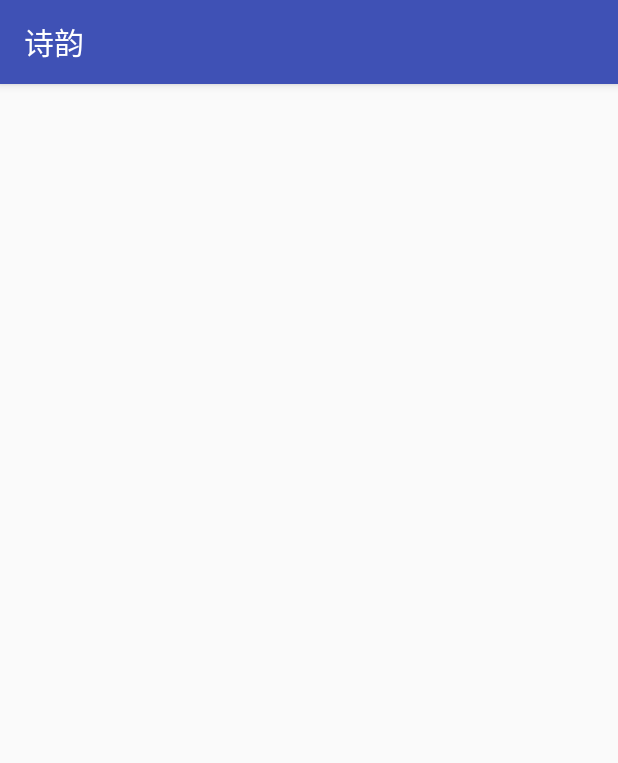
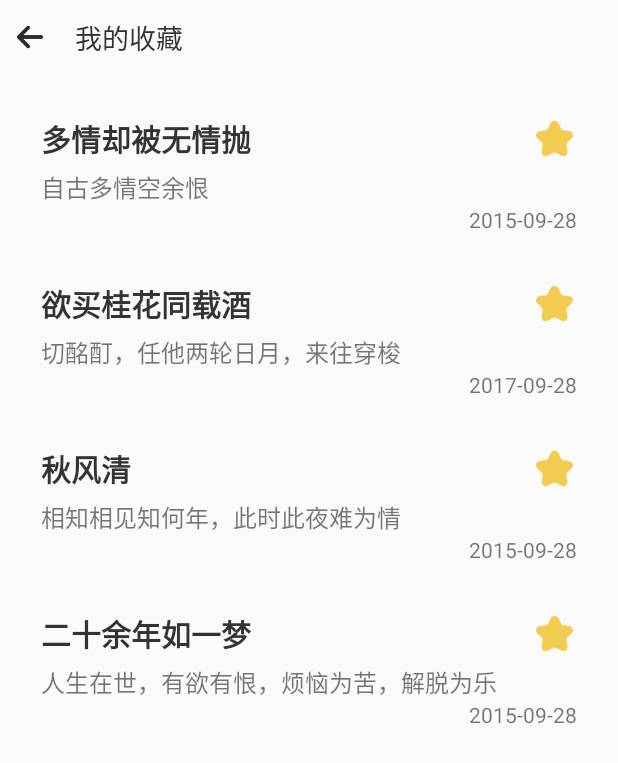
Before and after one commit to zhangyiweizyw/PoetryRhyme, an Android app: the CollectActivity screen opened directly, with no data from a screen before it, on a phone screen of 412 x 824 dp. Shown: the top 763 px of the screen. Run offline under Robolectric (Android 15) with nearby library versions, the light colour scheme and no system bars; Roboto replaces fonts that are not available here.

Commit message:
完成了首页的大多数页面（还差一个打卡分享）

```diff
--- a/PoetryDemo/app/src/main/java/com/example/a15632/poetrydemo/DakaShareActivity.java
+++ b/PoetryDemo/app/src/main/java/com/example/a15632/poetrydemo/DakaShareActivity.java
@@ -8,6 +8,7 @@ public class DakaShareActivity extends AppCompatActivity {
     @Override
     protected void onCreate(Bundle savedInstanceState) {
         super.onCreate(savedInstanceState);
+        getSupportActionBar().hide();//去掉顶部标题栏
         setContentView(R.layout.activity_daka_share);
     }
 }
--- a/PoetryDemo/app/src/main/java/com/example/a15632/poetrydemo/drawer/AboutActivity.java
+++ b/PoetryDemo/app/src/main/java/com/example/a15632/poetrydemo/drawer/AboutActivity.java
@@ -10,6 +10,7 @@ public class AboutActivity extends AppCompatActivity {
     @Override
     protected void onCreate(Bundle savedInstanceState) {
         super.onCreate(savedInstanceState);
+        getSupportActionBar().hide();//去掉顶部标题栏
         setContentView(R.layout.activity_about);
     }
 }
--- a/PoetryDemo/app/src/main/java/com/example/a15632/poetrydemo/drawer/CollectActivity.java
+++ b/PoetryDemo/app/src/main/java/com/example/a15632/poetrydemo/drawer/CollectActivity.java
@@ -2,14 +2,58 @@ package com.example.a15632.poetrydemo.drawer;
 
 import android.support.v7.app.AppCompatActivity;
 import android.os.Bundle;
+import android.view.View;
+import android.widget.GridView;
+import android.widget.ImageView;
 
+import com.example.a15632.poetrydemo.Entity.Works;
+import com.example.a15632.poetrydemo.MyAdapter;
 import com.example.a15632.poetrydemo.R;
 
+import java.util.ArrayList;
+
 public class CollectActivity extends AppCompatActivity {
+    private ImageView imageView;
+    private GridView gridView;
+    private ArrayList<Works> collets=new ArrayList<>();
+    private MyAdapter<Works> myAdapter;
 
     @Override
     protected void onCreate(Bundle savedInstanceState) {
         super.onCreate(savedInstanceState);
+        getSupportActionBar().hide();//去掉顶部标题栏
         setContentView(R.layout.activity_collect);
+        initData();
+        findView();
+        action();
+    }
+    private void initData(){
+        collets.add(new Works(1,"多情却被无情抛","自古多情空余恨","2015-09-28"));
+        collets.add(new Works(2,"欲买桂花同载酒","切酩酊，任他两轮日月，来往穿梭","2017-09-28"));
+        collets.add(new Works(3,"秋风清","相知相见知何年，此时此夜难为情","2015-09-28"));
+        collets.add(new Works(4,"二十余年如一梦","人生在世，有欲有恨，烦恼为苦，解脱为乐","2015-09-28"));
+    }
+
+    private void findView() {
+        imageView=findViewById(R.id.img_collet_back);
+        gridView=findViewById(R.id.gv_collet);
+    }
+    private void action(){
+         imageView.setOnClickListener(new View.OnClickListener() {
+             @Override
+             public void onClick(View v) {
+                 finish();
+             }
+         });
+        //gridview
+        myAdapter=new MyAdapter<Works>(collets,R.layout.item_show_collet) {
+            @Override
+            public void bindView(ViewHolder holder, Works obj) {
+                holder.setText(R.id.item_collet_title,obj.getTitle());
+                holder.setText(R.id.item_collet_content,obj.getContent());
+                holder.setText(R.id.item_collet_date,obj.getDate());
+            }
+        };
+        gridView.setAdapter(myAdapter);
     }
 }
--- a/PoetryDemo/app/src/main/java/com/example/a15632/poetrydemo/drawer/SettingActivity.java
+++ b/PoetryDemo/app/src/main/java/com/example/a15632/poetrydemo/drawer/SettingActivity.java
@@ -10,6 +10,7 @@ public class SettingActivity extends AppCompatActivity {
     @Override
     protected void onCreate(Bundle savedInstanceState) {
         super.onCreate(savedInstanceState);
+        getSupportActionBar().hide();//去掉顶部标题栏
         setContentView(R.layout.activity_setting);
     }
 }
--- a/PoetryDemo/app/src/main/res/layout/activity_collect.xml
+++ b/PoetryDemo/app/src/main/res/layout/activity_collect.xml
@@ -1,9 +1,36 @@
 <?xml version="1.0" encoding="utf-8"?>
-<android.support.constraint.ConstraintLayout xmlns:android="http://schemas.android.com/apk/res/android"
-    xmlns:app="http://schemas.android.com/apk/res-auto"
-    xmlns:tools="http://schemas.android.com/tools"
+<LinearLayout xmlns:android="http://schemas.android.com/apk/res/android"
     android:layout_width="match_parent"
     android:layout_height="match_parent"
-    tools:context=".drawer.CollectActivity">
+    android:orientation="vertical">
+    <LinearLayout
+        android:layout_width="match_parent"
+        android:layout_height="50dp"
+        android:orientation="horizontal"
+        android:padding="10dp">
 
-</android.support.constraint.ConstraintLayout>
+        <ImageView
+            android:clickable="true"
+            android:id="@+id/img_collet_back"
+            android:layout_width="20dp"
+            android:layout_height="20dp"
+            android:layout_gravity="center"
+            android:src="@drawable/left3" />
+
+        <TextView
+            android:layout_width="wrap_content"
+            android:layout_height="wrap_content"
+            android:layout_gravity="center"
+            android:layout_marginLeft="20dp"
+            android:text="我的收藏"
+            android:textColor="#333"
+            android:textSize="18dp" />
+
+    </LinearLayout>
+    <GridView
+        android:id="@+id/gv_collet"
+        android:padding="10dp"
+        android:layout_width="match_parent"
+        android:layout_height="match_parent"/>
+
+</LinearLayout>
--- a/PoetryDemo/app/src/main/res/layout/activity_daka.xml
+++ b/PoetryDemo/app/src/main/res/layout/activity_daka.xml
@@ -33,6 +33,7 @@
 
         </LinearLayout>
         <ImageView
+            android:id="@+id/img_done"
             android:layout_marginRight="15dp"
             android:layout_centerVertical="true"
             android:layout_alignParentRight="true"
--- /dev/null
+++ b/PoetryDemo/app/src/main/res/layout/item_show_collet.xml
@@ -0,0 +1,49 @@
+<?xml version="1.0" encoding="utf-8"?>
+<LinearLayout xmlns:android="http://schemas.android.com/apk/res/android"
+    android:layout_width="match_parent"
+    android:layout_height="110dp"
+    android:orientation="vertical"
+    android:padding="17dp">
+    <RelativeLayout
+        android:layout_width="wrap_content"
+        android:layout_height="wrap_content">
+        <TextView
+            android:id="@+id/item_collet_title"
+            android:textSize="20dp"
+            android:textColor="#333"
+            android:textStyle="bold"
+            android:text="本来无一物"
+            android:layout_width="wrap_content"
+            android:layout_height="wrap_content" />
+        <ImageView
+            android:src="@drawable/start_click"
+            android:layout_alignParentRight="true"
+            android:layout_width="30dp"
+            android:layout_height="30dp" />
+    </RelativeLayout>
+
+    <!--摘要-->
+    <TextView
+        android:id="@+id/item_collet_content"
+        android:layout_marginTop="5dp"
+        android:textSize="16dp"
+        android:maxLines="1"
+        android:ellipsize="end"
+        android:text="菩提本无树，明镜亦非台，本来无一物，何处惹尘埃。菩提本无树，明镜亦非台，本来无一物，何处惹尘埃。"
+        android:layout_width="wrap_content"
+        android:layout_height="wrap_content" />
+    <RelativeLayout
+        android:layout_width="match_parent"
+        android:layout_height="match_parent">
+        <TextView
+            android:id="@+id/item_collet_date"
+            android:layout_alignParentBottom="true"
+            android:layout_alignParentRight="true"
+            android:textSize="14dp"
+            android:text="2020-04-08"
+            android:layout_width="wrap_content"
+            android:layout_height="wrap_content" />
+    </RelativeLayout>
+
+
+</LinearLayout>
```
Also changed, not shown: PoetryDemo/app/src/main/java/com/example/a15632/poetrydemo/DakaActivity.java (+28 -0 lines), PoetryDemo/app/src/main/res/layout/activity_about.xml (+49 -5 lines), PoetryDemo/app/src/main/res/layout/activity_daka_share.xml (+14 -4 lines), PoetryDemo/app/src/main/res/drawable-v24/start_click.png (added), PoetryDemo/app/src/main/res/drawable-v24/start_normal.png (added).
